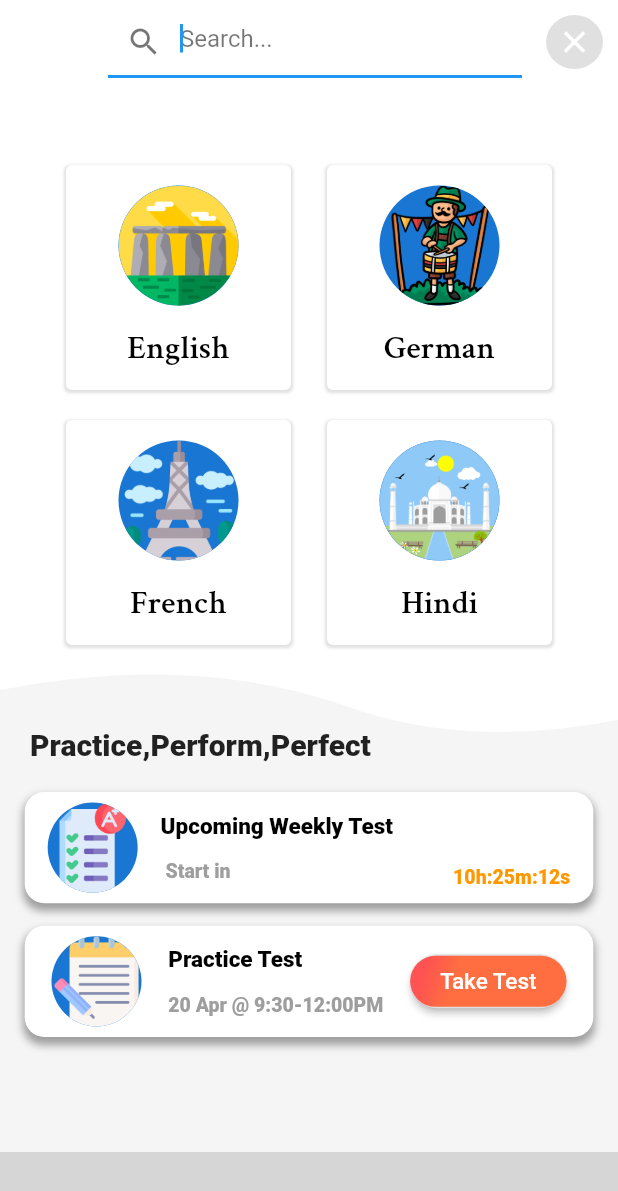
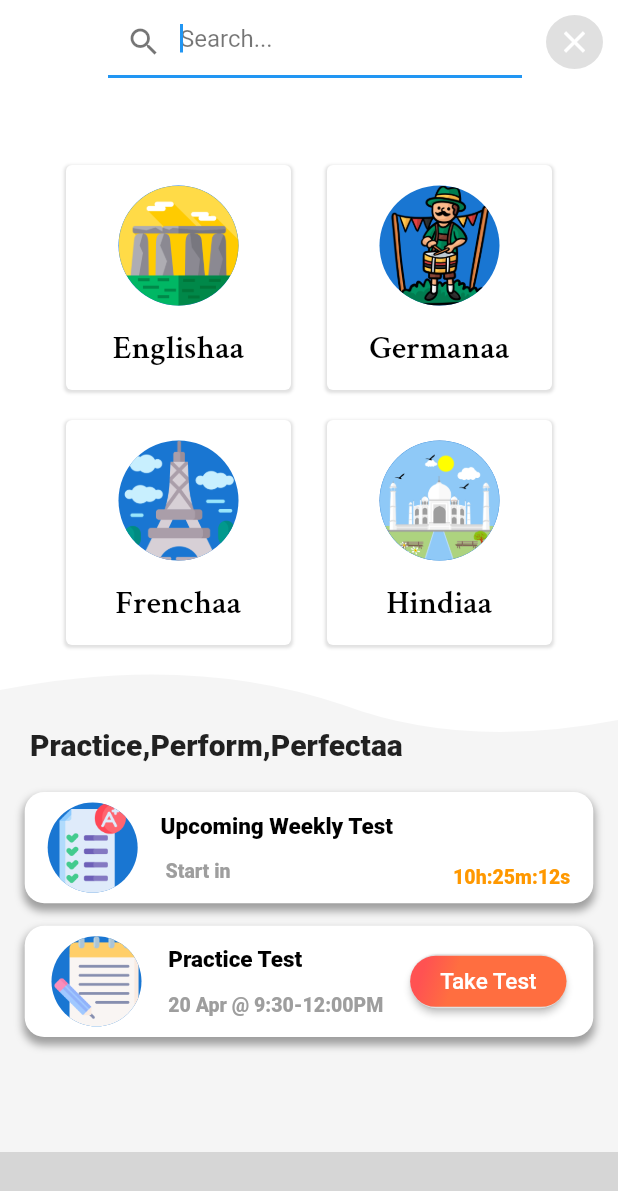
Before and after one commit to antodasns/lingolab, a Flutter app: the Dashboard screen opened by its route, after a tap on the "search" icon, on a phone screen of 412 x 824 dp. Shown: the top 1191 px of the screen. Run offline on Flutter 3.47's test engine with Material 2 defaults, Android fonts, the phone set to English and light mode, and no system bars; our stand-ins replace flutter_custom_clippers, google_fonts, gradient_app_bar, intl_phone_number_input, percent_indicator, pin_code_fields; missing offline and left inert: ff_navigation_bar; grey boxes are pictures that could not be loaded.

Commit message:
8/25/2020-11:30am

```diff
--- a/lib/screens/dashboard.dart
+++ b/lib/screens/dashboard.dart
@@ -58,8 +58,8 @@ class _DashboardState extends State<Dashboard> {
                           child: Row(
                             mainAxisAlignment: MainAxisAlignment.spaceEvenly,
                             children: <Widget>[
-                              SubjectList(imglocation:"assets/logo/english.png",subjectname:"English"),
-                              SubjectList(imglocation:"assets/logo/german.png",subjectname:"German"),
+                              SubjectList(imglocation:"assets/logo/english.png",subjectname:"Englishaa"),
+                              SubjectList(imglocation:"assets/logo/german.png",subjectname:"Germanaa"),
                             ],
                           ),
                         ),
@@ -68,8 +68,8 @@ class _DashboardState extends State<Dashboard> {
                           child: Row(
                             mainAxisAlignment: MainAxisAlignment.spaceEvenly,
                             children: <Widget>[
-                              SubjectList(imglocation:"assets/logo/french.png",subjectname:"French"),
-                              SubjectList(imglocation:"assets/logo/hindi.png",subjectname:"Hindi"),
+                              SubjectList(imglocation:"assets/logo/french.png",subjectname:"Frenchaa"),
+                              SubjectList(imglocation:"assets/logo/hindi.png",subjectname:"Hindiaa"),
                             ],
                           ),
                         ),
@@ -79,7 +79,7 @@ class _DashboardState extends State<Dashboard> {
                         Container(
                           padding: EdgeInsets.fromLTRB(20,55,20,20),
                           alignment: Alignment.topLeft,
-                          child: Text('Practice,Perform,Perfect',style: TextStyle(
+                          child: Text('Practice,Perform,Perfectaa',style: TextStyle(
                             fontSize: 20,
                             fontWeight: FontWeight.w800,
                           ),
```
